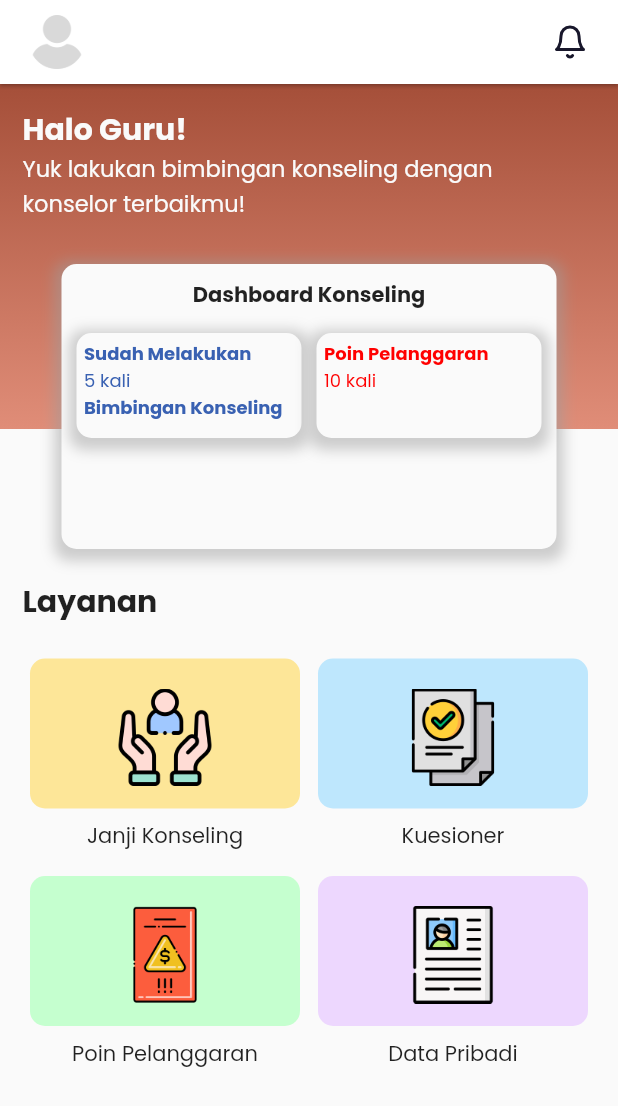
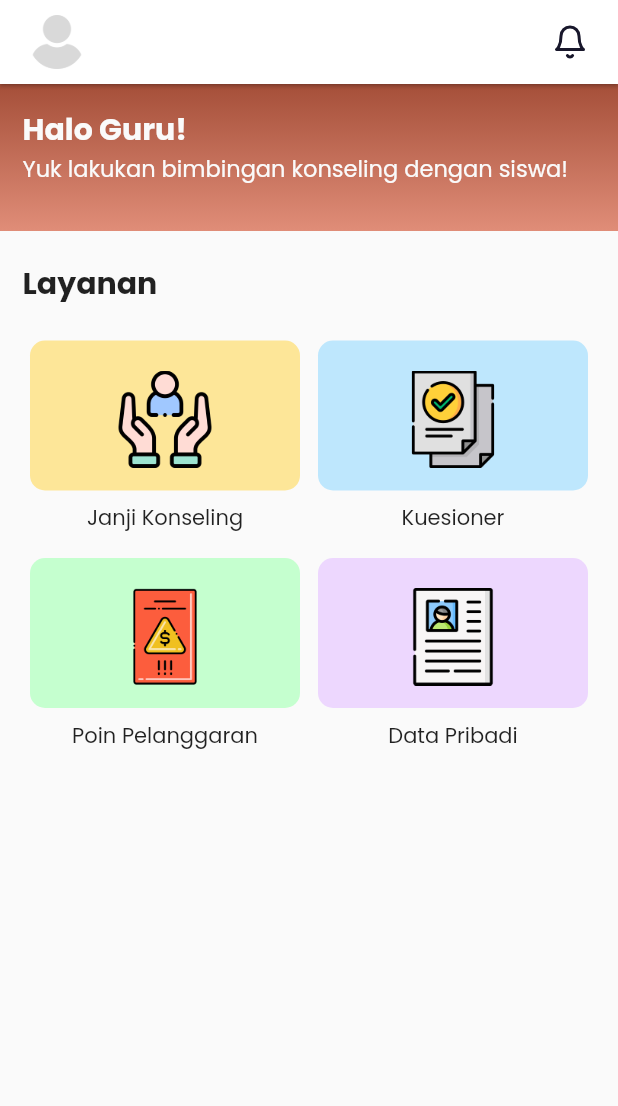
Before and after one commit to vikaatntr/konselingku, a Flutter app: the GuruHomeView screen opened by its route, on a phone screen of 412 x 824 dp. Shown: the top 1106 px of the screen. Run offline on Flutter 3.47's test engine with Material 2 defaults, Android fonts, the phone set to English and light mode, and no system bars; our stand-ins replace cloud_firestore, firebase_auth, firebase_core, firebase_messaging, flutter_map, flutter_vector_icons and 4 more; missing offline and left inert: background_locator; accounts and stored records are empty.

Commit message:
Update guru_home_view.dart

```diff
--- a/lib/app/modules/guru_home/views/guru_home_view.dart
+++ b/lib/app/modules/guru_home/views/guru_home_view.dart
@@ -98,7 +98,6 @@ class GuruHomeView extends GetView<GuruHomeController> {
       children: [
         SizedBox(
           width: Get.width,
-          height: 230,
           child: DecoratedBox(
             decoration: const BoxDecoration(
               gradient: LinearGradient(
@@ -120,8 +119,7 @@ class GuruHomeView extends GetView<GuruHomeController> {
                         fontWeight: FontWeight.bold,
                         fontSize: 20),
                   ),
-                  Text(
-                      "Yuk lakukan bimbingan konseling dengan konselor terbaikmu!",
+                  Text("Yuk lakukan bimbingan konseling dengan siswa!",
                       style: GoogleFonts.poppins(
                           color: AppColors.white,
                           // fontWeight: FontWeight.bold,
@@ -131,130 +129,130 @@ class GuruHomeView extends GetView<GuruHomeController> {
             ),
           ),
         ),
-        Container(
-          alignment: Alignment.center,
-          padding: const EdgeInsets.only(top: 120),
-          child: SizedBox(
-            width: 330,
-            height: 190,
-            child: DecoratedBox(
-              decoration: BoxDecoration(
-                color: AppColors.white,
-                borderRadius: const BorderRadius.only(
-                    topLeft: Radius.circular(10),
-                    topRight: Radius.circular(10),
-                    bottomLeft: Radius.circular(10),
-                    bottomRight: Radius.circular(10)),
-                boxShadow: [
-                  BoxShadow(
-                      color: Colors.grey.withOpacity(0.5),
-                      spreadRadius: 5,
-                      blurRadius: 7,
-                      offset: const Offset(0, 3)),
-                ],
-              ),
-              child: Container(
-                padding: const EdgeInsets.only(top: 10),
-                child: Column(
-                  children: [
-                    Text(
-                      "Dashboard Konseling",
-                      style: GoogleFonts.poppins(fontWeight: FontWeight.bold),
-                    ),
-                    Container(
-                      padding: const EdgeInsets.only(top: 15),
-                      child: Row(
-                        mainAxisAlignment: MainAxisAlignment.spaceEvenly,
-                        children: [
-                          Container(
-                            padding: const EdgeInsets.only(top: 5),
-                            height: 70,
-                            width: 150,
-                            decoration: BoxDecoration(
-                                shape: BoxShape.rectangle,
-                                color: AppColors.white,
-                                borderRadius:
-                                    const BorderRadius.all(Radius.circular(10)),
-                                boxShadow: [
-                                  BoxShadow(
-                                      color: Colors.grey.withOpacity(0.5),
-                                      spreadRadius: 5,
-                                      blurRadius: 7,
-                                      offset: const Offset(0, 3))
-                                ]),
-                            child: Container(
-                                padding: const EdgeInsets.only(left: 5),
-                                child: Column(
-                                  crossAxisAlignment: CrossAxisAlignment.start,
-                                  children: [
-                                    Text(
-                                      "Sudah Melakukan",
-                                      style: GoogleFonts.poppins(
-                                          fontWeight: FontWeight.bold,
-                                          color: AppColors.blue,
-                                          fontSize: 12),
-                                    ),
-                                    Text(
-                                      "5 kali",
-                                      style: GoogleFonts.poppins(
-                                          color: AppColors.blue, fontSize: 12),
-                                    ),
-                                    Text(
-                                      "Bimbingan Konseling",
-                                      style: GoogleFonts.poppins(
-                                          fontWeight: FontWeight.bold,
-                                          color: AppColors.blue,
-                                          fontSize: 12),
-                                    ),
-                                  ],
-                                )),
-                          ),
-                          Container(
-                            padding: const EdgeInsets.only(top: 5),
-                            height: 70,
-                            width: 150,
-                            decoration: BoxDecoration(
-                                shape: BoxShape.rectangle,
-                                color: AppColors.white,
-                                borderRadius:
-                                    const BorderRadius.all(Radius.circular(10)),
-                                boxShadow: [
-                                  BoxShadow(
-                                      color: Colors.grey.withOpacity(0.5),
-                                      spreadRadius: 5,
-                                      blurRadius: 7,
-                                      offset: const Offset(0, 3))
-                                ]),
-                            child: Container(
-                              padding: const EdgeInsets.only(left: 5),
-                              child: Column(
-                                crossAxisAlignment: CrossAxisAlignment.start,
-                                children: [
-                                  Text(
-                                    "Poin Pelanggaran",
-                                    style: GoogleFonts.poppins(
-                                        fontWeight: FontWeight.bold,
-                                        color: AppColors.red,
-                                        fontSize: 12),
-                                  ),
-                                  Text(
-                                    "10 kali",
-                                    style: GoogleFonts.poppins(
-                                        color: AppColors.red, fontSize: 12),
-                                  ),
-                                ],
-                              ),
-                            ),
-                          ),
-                        ],
-                      ),
-                    )
-                  ],
-                ),
-              ),
-            ),
-          ),
-        ),
+        //   Container(
+        //     alignment: Alignment.center,
+        //     padding: const EdgeInsets.only(top: 120),
+        //     child: SizedBox(
+        //       width: 330,
+        //       height: 190,
+        //       child: DecoratedBox(
+        //         decoration: BoxDecoration(
+        //           color: AppColors.white,
+        //           borderRadius: const BorderRadius.only(
+        //               topLeft: Radius.circular(10),
+        //               topRight: Radius.circular(10),
+        //               bottomLeft: Radius.circular(10),
+        //               bottomRight: Radius.circular(10)),
+        //           boxShadow: [
+        //             BoxShadow(
+        //                 color: Colors.grey.withOpacity(0.5),
+        //                 spreadRadius: 5,
+        //                 blurRadius: 7,
+        //                 offset: const Offset(0, 3)),
+        //           ],
+        //         ),
+        //         child: Container(
+        //           padding: const EdgeInsets.only(top: 10),
+        //           child: Column(
+        //             children: [
+        //               Text(
+        //                 "Dashboard Konseling",
+        //                 style: GoogleFonts.poppins(fontWeight: FontWeight.bold),
+        //               ),
+        //               Container(
+        //                 padding: const EdgeInsets.only(top: 15),
+        //                 child: Row(
+        //                   mainAxisAlignment: MainAxisAlignment.spaceEvenly,
+        //                   children: [
+        //                     Container(
+        //                       padding: const EdgeInsets.only(top: 5),
+        //                       height: 70,
+        //                       width: 150,
+        //                       decoration: BoxDecoration(
+        //                           shape: BoxShape.rectangle,
+        //                           color: AppColors.white,
+        //                           borderRadius:
+        //                               const BorderRadius.all(Radius.circular(10)),
+        //                           boxShadow: [
+        //                             BoxShadow(
+        //                                 color: Colors.grey.withOpacity(0.5),
+        //                                 spreadRadius: 5,
+        //                                 blurRadius: 7,
+        //                                 offset: const Offset(0, 3))
+        //                           ]),
+        //                       child: Container(
+        //                           padding: const EdgeInsets.only(left: 5),
+        //                           child: Column(
+        //                             crossAxisAlignment: CrossAxisAlignment.start,
+        //                             children: [
+        //                               Text(
+        //                                 "Sudah Melakukan",
+        //                                 style: GoogleFonts.poppins(
+        //                                     fontWeight: FontWeight.bold,
+        //                                     color: AppColors.blue,
+        //                                     fontSize: 12),
+        //                               ),
+        //                               Text(
+        //                                 "5 kali",
+        //                                 style: GoogleFonts.poppins(
+        //                                     color: AppColors.blue, fontSize: 12),
+        //                               ),
+        //                               Text(
+        //                                 "Bimbingan Konseling",
+        //                                 style: GoogleFonts.poppins(
+        //                                     fontWeight: FontWeight.bold,
+        //                                     color: AppColors.blue,
+        //                                     fontSize: 12),
+        //                               ),
+        //                             ],
+        //                           )),
+        //                     ),
+        //                     Container(
+        //                       padding: const EdgeInsets.only(top: 5),
+        //                       height: 70,
+        //                       width: 150,
+        //                       decoration: BoxDecoration(
+        //                           shape: BoxShape.rectangle,
+        //                           color: AppColors.white,
+        //                           borderRadius:
+        //                               const BorderRadius.all(Radius.circular(10)),
+        //                           boxShadow: [
+        //                             BoxShadow(
+        //                                 color: Colors.grey.withOpacity(0.5),
+        //                                 spreadRadius: 5,
+        //                                 blurRadius: 7,
+        //                                 offset: const Offset(0, 3))
+        //                           ]),
+        //                       child: Container(
+        //                         padding: const EdgeInsets.only(left: 5),
+        //                         child: Column(
+        //                           crossAxisAlignment: CrossAxisAlignment.start,
+        //                           children: [
+        //                             Text(
+        //                               "Poin Pelanggaran",
+        //                               style: GoogleFonts.poppins(
+        //                                   fontWeight: FontWeight.bold,
+        //                                   color: AppColors.red,
+        //                                   fontSize: 12),
+        //                             ),
+        //                             Text(
+        //                               "10 kali",
+        //                               style: GoogleFonts.poppins(
+        //                                   color: AppColors.red, fontSize: 12),
+        //                             ),
+        //                           ],
+        //                         ),
+        //                       ),
+        //                     ),
+        //                   ],
+        //                 ),
+        //               )
+        //             ],
+        //           ),
+        //         ),
+        //       ),
+        //     ),
+        //   ),
       ],
     );
   }
```
